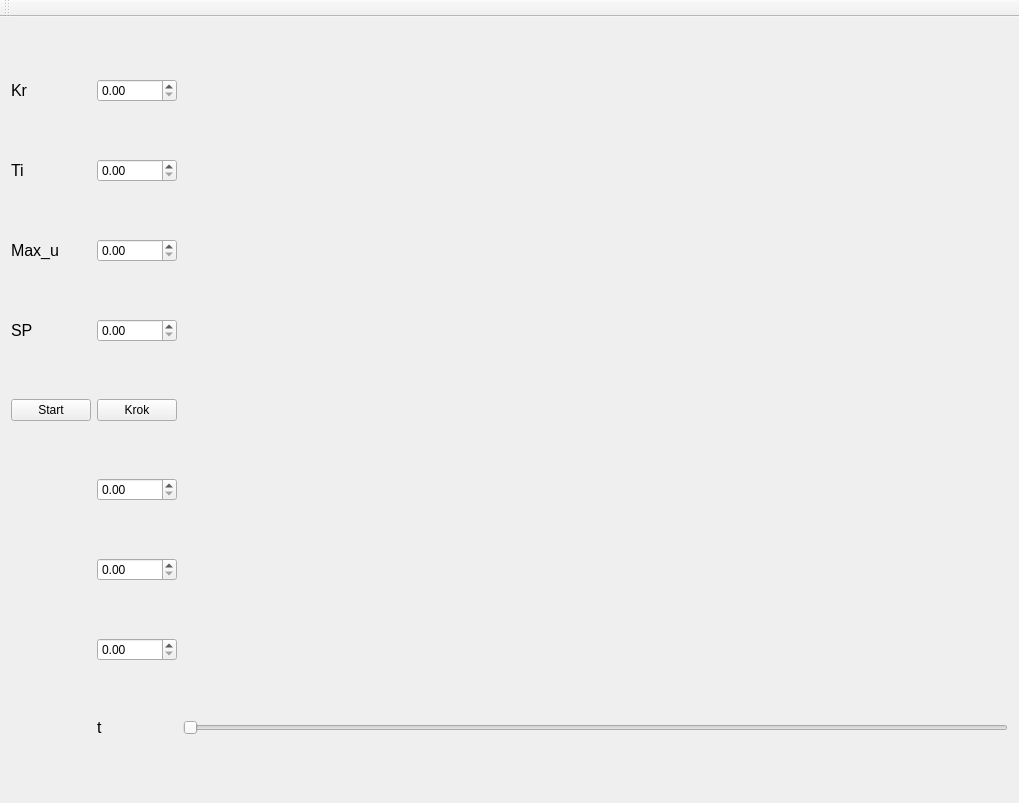
Before: the Qt Designer form mainwindow.ui in kajakIYD/PSS, drawn with Qt 5.
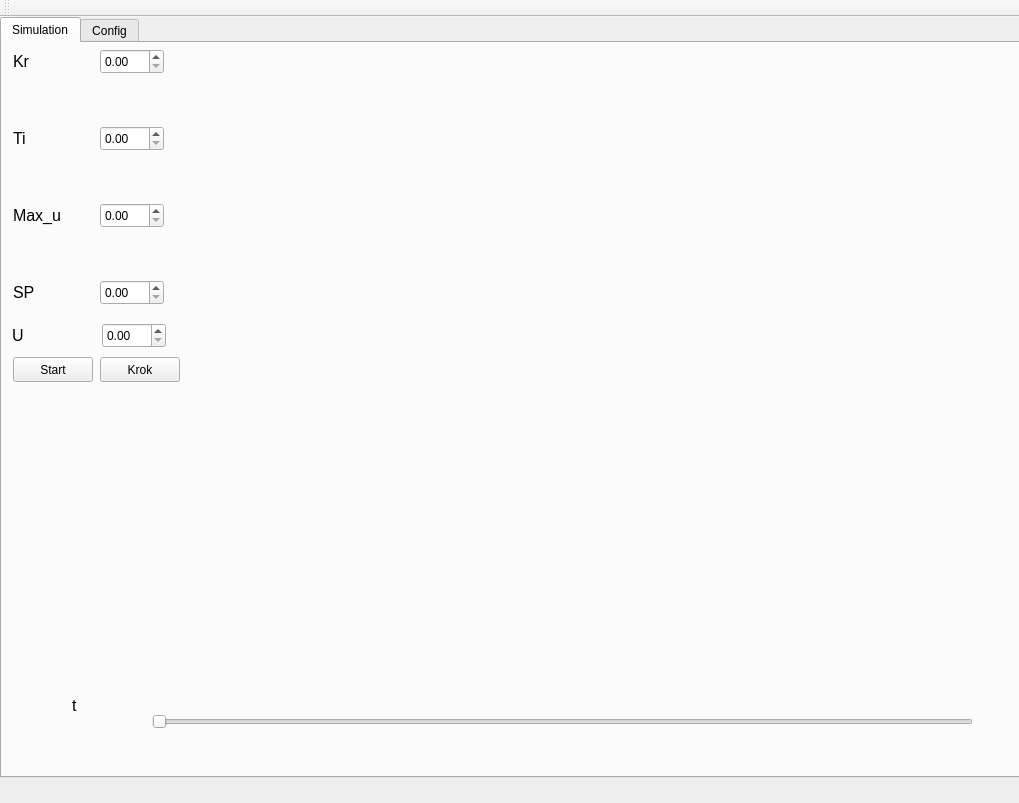
After: the same form once the commit is applied. The open tabs and pages were chosen to show the change. Custom widgets are drawn as their Qt base class.

Patch:
```diff
--- a/mainwindow.ui
+++ b/mainwindow.ui
@@ -17,33 +17,107 @@
    <property name="enabled">
     <bool>true</bool>
    </property>
-   <layout class="QGridLayout" name="gridLayout">
-    <item row="4" column="2" rowspan="4">
-     <widget class="QCustomPlot" name="Plot2" native="true"/>
-    </item>
-    <item row="0" column="2" rowspan="4">
-     <widget class="QCustomPlot" name="Plot1" native="true"/>
-    </item>
-    <item row="8" column="1">
-     <widget class="QLabel" name="label_5">
+   <widget class="QTabWidget" name="tabWidget">
+    <property name="geometry">
+     <rect>
+      <x>0</x>
+      <y>0</y>
+      <width>1021</width>
+      <height>761</height>
+     </rect>
+    </property>
+    <property name="currentIndex">
+     <number>1</number>
+    </property>
+    <widget class="QWidget" name="tab">
+     <attribute name="title">
+      <string>Simulation</string>
+     </attribute>
+     <widget class="QDoubleSpinBox" name="w_changeU">
+      <property name="geometry">
+       <rect>
+        <x>100</x>
+        <y>280</y>
+        <width>64</width>
+        <height>25</height>
+       </rect>
+      </property>
+     </widget>
+     <widget class="QDoubleSpinBox" name="w_changeMax_u">
+      <property name="geometry">
+       <rect>
+        <x>98</x>
+        <y>160</y>
+        <width>64</width>
+        <height>25</height>
+       </rect>
+      </property>
+     </widget>
+     <widget class="QLabel" name="label_4">
+      <property name="geometry">
+       <rect>
+        <x>11</x>
+        <y>160</y>
+        <width>58</width>
+        <height>24</height>
+       </rect>
+      </property>
       <property name="font">
        <font>
         <pointsize>12</pointsize>
        </font>
       </property>
       <property name="text">
-       <string>t</string>
+       <string>Max_u</string>
       </property>
      </widget>
-    </item>
-    <item row="3" column="1">
-     <widget class="QDoubleSpinBox" name="w_changeSp"/>
-    </item>
-    <item row="2" column="1">
-     <widget class="QDoubleSpinBox" name="w_changeMax_u"/>
-    </item>
-    <item row="3" column="0">
+     <widget class="QLabel" name="label_2">
+      <property name="geometry">
+       <rect>
+        <x>11</x>
+        <y>83</y>
+        <width>17</width>
+        <height>24</height>
+       </rect>
+      </property>
+      <property name="font">
+       <font>
+        <pointsize>12</pointsize>
+       </font>
+      </property>
+      <property name="text">
+       <string>Ti</string>
+      </property>
+     </widget>
+     <widget class="QDoubleSpinBox" name="w_changeSp">
+      <property name="geometry">
+       <rect>
+        <x>98</x>
+        <y>237</y>
+        <width>64</width>
+        <height>25</height>
+       </rect>
+      </property>
+     </widget>
+     <widget class="QDoubleSpinBox" name="w_changeTi">
+      <property name="geometry">
+       <rect>
+        <x>98</x>
+        <y>83</y>
+        <width>64</width>
+        <height>25</height>
+       </rect>
+      </property>
+     </widget>
      <widget class="QLabel" name="label_6">
+      <property name="geometry">
+       <rect>
+        <x>11</x>
+        <y>237</y>
+        <width>22</width>
+        <height>24</height>
+       </rect>
+      </property>
       <property name="font">
        <font>
         <pointsize>12</pointsize>
@@ -53,12 +127,15 @@
        <string>SP</string>
       </property>
      </widget>
-    </item>
-    <item row="0" column="1">
-     <widget class="QDoubleSpinBox" name="w_changeKr"/>
-    </item>
-    <item row="0" column="0">
      <widget class="QLabel" name="label_3">
+      <property name="geometry">
+       <rect>
+        <x>11</x>
+        <y>6</y>
+        <width>19</width>
+        <height>24</height>
+       </rect>
+      </property>
       <property name="font">
        <font>
         <pointsize>12</pointsize>
@@ -68,33 +145,107 @@
        <string>Kr</string>
       </property>
      </widget>
-    </item>
-    <item row="1" column="0">
-     <widget class="QLabel" name="label_2">
+     <widget class="QPushButton" name="pushButton_2">
+      <property name="geometry">
+       <rect>
+        <x>98</x>
+        <y>314</y>
+        <width>80</width>
+        <height>25</height>
+       </rect>
+      </property>
+      <property name="text">
+       <string>Krok</string>
+      </property>
+     </widget>
+     <widget class="QLabel" name="label_7">
+      <property name="geometry">
+       <rect>
+        <x>10</x>
+        <y>280</y>
+        <width>22</width>
+        <height>24</height>
+       </rect>
+      </property>
       <property name="font">
        <font>
         <pointsize>12</pointsize>
        </font>
       </property>
       <property name="text">
-       <string>Ti</string>
+       <string>U</string>
       </property>
      </widget>
-    </item>
-    <item row="2" column="0">
-     <widget class="QLabel" name="label_4">
+     <widget class="QDoubleSpinBox" name="w_changeKr">
+      <property name="geometry">
+       <rect>
+        <x>98</x>
+        <y>6</y>
+        <width>64</width>
+        <height>25</height>
+       </rect>
+      </property>
+     </widget>
+     <widget class="QPushButton" name="pushButton">
+      <property name="geometry">
+       <rect>
+        <x>11</x>
+        <y>314</y>
+        <width>80</width>
+        <height>25</height>
+       </rect>
+      </property>
+      <property name="text">
+       <string>Start</string>
+      </property>
+     </widget>
+     <widget class="QCustomPlot" name="Plot1" native="true">
+      <property name="geometry">
+       <rect>
+        <x>240</x>
+        <y>60</y>
+        <width>741</width>
+        <height>256</height>
+       </rect>
+      </property>
+     </widget>
+     <widget class="QCustomPlot" name="Plot2" native="true">
+      <property name="geometry">
+       <rect>
+        <x>240</x>
+        <y>380</y>
+        <width>741</width>
+        <height>231</height>
+       </rect>
+      </property>
+     </widget>
+     <widget class="QLabel" name="label_5">
+      <property name="geometry">
+       <rect>
+        <x>70</x>
+        <y>650</y>
+        <width>16</width>
+        <height>24</height>
+       </rect>
+      </property>
       <property name="font">
        <font>
         <pointsize>12</pointsize>
        </font>
       </property>
       <property name="text">
-       <string>Max_u</string>
+       <string>t</string>
       </property>
      </widget>
-    </item>
-    <item row="8" column="2">
      <widget class="QSlider" name="horizontalSlider">
+      <property name="geometry">
+       <rect>
+        <x>150</x>
+        <y>670</y>
+        <width>821</width>
+        <height>18</height>
+       </rect>
+      </property>
       <property name="minimum">
        <number>10</number>
       </property>
@@ -108,34 +259,164 @@
        <enum>Qt::Horizontal</enum>
       </property>
      </widget>
-    </item>
-    <item row="6" column="1">
-     <widget class="QDoubleSpinBox" name="w_changeKr_3"/>
-    </item>
-    <item row="7" column="1">
-     <widget class="QDoubleSpinBox" name="w_changeTi_2"/>
-    </item>
-    <item row="1" column="1">
-     <widget class="QDoubleSpinBox" name="w_changeTi"/>
-    </item>
-    <item row="4" column="0">
-     <widget class="QPushButton" name="pushButton">
+    </widget>
+    <widget class="QWidget" name="tab_2">
+     <attribute name="title">
+      <string>Config</string>
+     </attribute>
+     <widget class="QLabel" name="label">
+      <property name="geometry">
+       <rect>
+        <x>60</x>
+        <y>60</y>
+        <width>101</width>
+        <height>16</height>
+       </rect>
+      </property>
       <property name="text">
-       <string>Start</string>
+       <string>A_params</string>
       </property>
      </widget>
-    </item>
-    <item row="5" column="1">
-     <widget class="QDoubleSpinBox" name="w_changeKr_2"/>
-    </item>
-    <item row="4" column="1">
-     <widget class="QPushButton" name="pushButton_2">
+     <widget class="QLabel" name="label_8">
+      <property name="geometry">
+       <rect>
+        <x>420</x>
+        <y>60</y>
+        <width>101</width>
+        <height>16</height>
+       </rect>
+      </property>
       <property name="text">
-       <string>Krok</string>
+       <string>B_params</string>
       </property>
      </widget>
-    </item>
-   </layout>
+     <widget class="QTextEdit" name="textEdit">
+      <property name="geometry">
+       <rect>
+        <x>50</x>
+        <y>110</y>
+        <width>231</width>
+        <height>85</height>
+       </rect>
+      </property>
+     </widget>
+     <widget class="QTextEdit" name="textEdit_2">
+      <property name="geometry">
+       <rect>
+        <x>400</x>
+        <y>110</y>
+        <width>231</width>
+        <height>85</height>
+       </rect>
+      </property>
+     </widget>
+     <widget class="QPushButton" name="CreateNewARX">
+      <property name="geometry">
+       <rect>
+        <x>760</x>
+        <y>140</y>
+        <width>131</width>
+        <height>25</height>
+       </rect>
+      </property>
+      <property name="text">
+       <string>Create new ARX</string>
+      </property>
+     </widget>
+     <widget class="QDoubleSpinBox" name="w_Change_Delay">
+      <property name="geometry">
+       <rect>
+        <x>60</x>
+        <y>260</y>
+        <width>64</width>
+        <height>25</height>
+       </rect>
+      </property>
+     </widget>
+     <widget class="QDoubleSpinBox" name="w_Change_SwitchTime">
+      <property name="geometry">
+       <rect>
+        <x>410</x>
+        <y>260</y>
+        <width>64</width>
+        <height>25</height>
+       </rect>
+      </property>
+     </widget>
+     <widget class="QLabel" name="label_9">
+      <property name="geometry">
+       <rect>
+        <x>50</x>
+        <y>230</y>
+        <width>101</width>
+        <height>16</height>
+       </rect>
+      </property>
+      <property name="text">
+       <string>Delay</string>
+      </property>
+     </widget>
+     <widget class="QLabel" name="label_10">
+      <property name="geometry">
+       <rect>
+        <x>410</x>
+        <y>240</y>
+        <width>101</width>
+        <height>16</height>
+       </rect>
+      </property>
+      <property name="text">
+       <string>Switch time</string>
+      </property>
+     </widget>
+     <widget class="QTextEdit" name="textEdit_3">
+      <property name="geometry">
+       <rect>
+        <x>400</x>
+        <y>390</y>
+        <width>231</width>
+        <height>85</height>
+       </rect>
+      </property>
+     </widget>
+     <widget class="QLabel" name="label_11">
+      <property name="geometry">
+       <rect>
+        <x>60</x>
+        <y>340</y>
+        <width>101</width>
+        <height>16</height>
+       </rect>
+      </property>
+      <property name="text">
+       <string>A_params</string>
+      </property>
+     </widget>
+     <widget class="QTextEdit" name="textEdit_4">
+      <property name="geometry">
+       <rect>
+        <x>50</x>
+        <y>390</y>
+        <width>231</width>
+        <height>85</height>
+       </rect>
+      </property>
+     </widget>
+     <widget class="QLabel" name="label_12">
+      <property name="geometry">
+       <rect>
+        <x>420</x>
+        <y>340</y>
+        <width>101</width>
+        <height>16</height>
+       </rect>
+      </property>
+      <property name="text">
+       <string>B_params</string>
+      </property>
+     </widget>
+    </widget>
+   </widget>
   </widget>
   <widget class="QMenuBar" name="menuBar">
    <property name="geometry">
```
Left out of the diff: 3 changed lines with no effect on the pictures.
